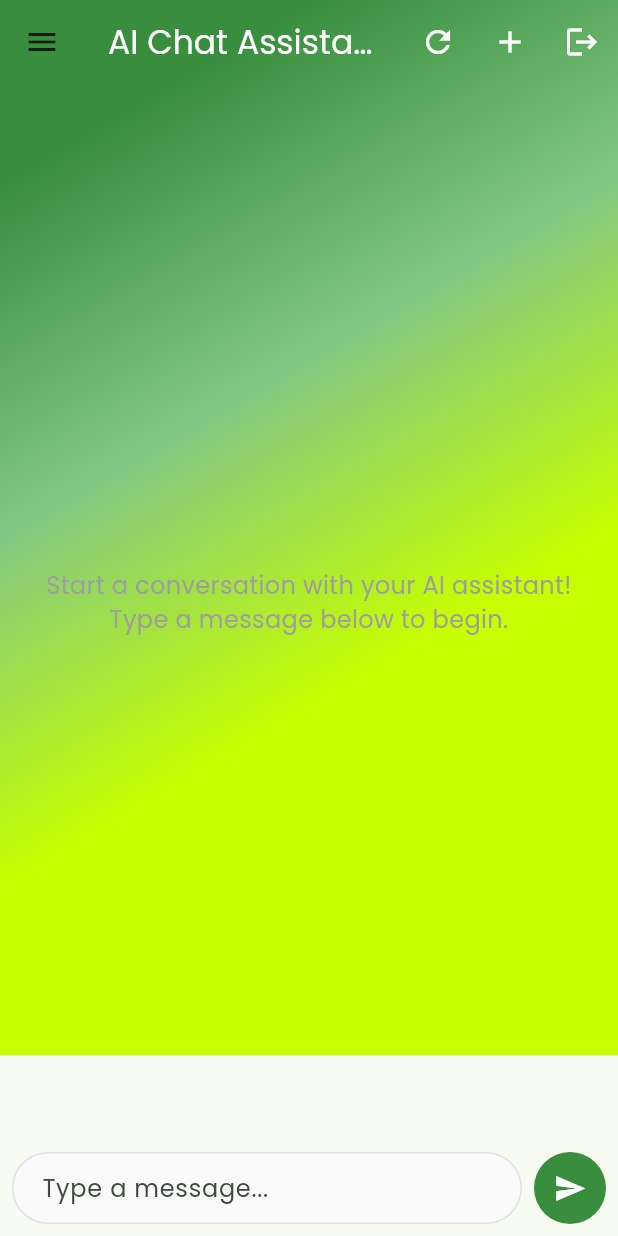
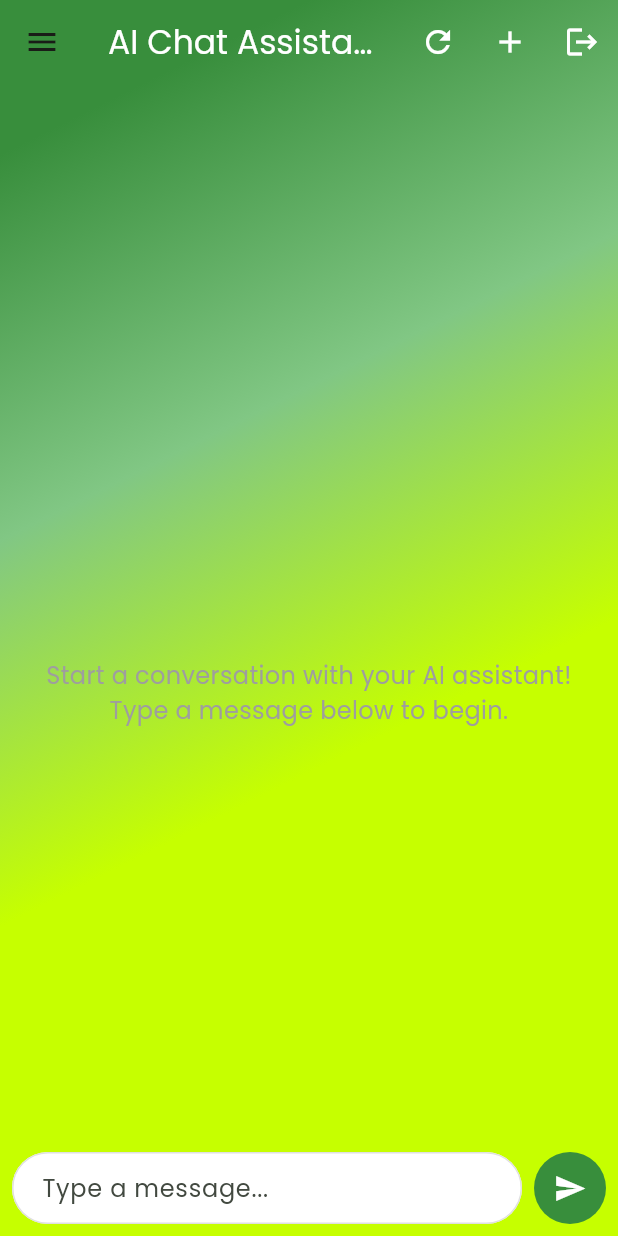
Before and after one commit to Ritesh-251/chat-app1, a Flutter app: the ChatScreen screen opened by its route, on a phone screen of 412 x 824 dp. Run offline on Flutter 3.47's test engine with Material 3 defaults, Android fonts, the phone set to English and light mode, and no system bars; our stand-ins replace animate_do, firebase_core, firebase_messaging, flutter_local_notifications, flutter_markdown, google_fonts and 2 more; accounts and stored records are empty; network calls fail; statements that could not run were skipped.

Commit message:
fixed extra space issue

```diff
--- a/frontend/lib/screens/chat_screen.dart
+++ b/frontend/lib/screens/chat_screen.dart
@@ -29,6 +29,7 @@ class _ChatScreenState extends State<ChatScreen> {
   String _currentStreamingText = ''; // Track streaming AI response
 
   bool _appUsageConsent = false;
+
 
   // Stream subscriptions for proper disposal
   StreamSubscription? _streamingMessageSubscription;
@@ -208,7 +209,19 @@ class _ChatScreenState extends State<ChatScreen> {
     _controller.clear();
     setState(() {
       _isLoading = true;
+    }
+    );
+
+    WidgetsBinding.instance.addPostFrameCallback((_) {
+  if (_scrollController.hasClients) {
+    _scrollController.animateTo(
+      _scrollController.position.maxScrollExtent,
+      duration: const Duration(milliseconds: 300),
+      curve: Curves.easeOut,
+    );
+  }
 });
+
 
     try {
       final aiResponse = await _chatService.sendMessage(text);
@@ -310,22 +323,11 @@ class _ChatScreenState extends State<ChatScreen> {
   }
 
   Widget _buildChatInputBar() {
-    return Container(
-      decoration: BoxDecoration(
-        color: Colors.transparent, // Consistent with gradient background
-        border: Border(
-          top: BorderSide(
-            color: Colors.white.withOpacity(0.3),
-            width: 0.5,
-          ),
-        ),
-      ),
-      child: SafeArea(
+  return SafeArea(
     child: Padding(
       padding: EdgeInsets.only(
         left: 8.0,
         right: 8.0,
-            top: 8.0,
         bottom: MediaQuery.of(context).viewInsets.bottom > 0 ? 8.0 : 8.0,
       ),
       child: Row(
@@ -343,7 +345,7 @@ class _ChatScreenState extends State<ChatScreen> {
                 decoration: InputDecoration(
                   hintText: "Type a message...",
                   filled: true,
-                      fillColor: Colors.grey.shade50,
+                  fillColor: Colors.white,  // 👈 back to clean white
                   contentPadding: const EdgeInsets.symmetric(
                       vertical: 12, horizontal: 16),
                   border: OutlineInputBorder(
@@ -356,7 +358,8 @@ class _ChatScreenState extends State<ChatScreen> {
                   ),
                   focusedBorder: OutlineInputBorder(
                     borderRadius: BorderRadius.circular(25),
-                        borderSide: const BorderSide(color: Color(0xFF3E6C42), width: 2),
+                    borderSide: const BorderSide(
+                        color: Color(0xFF3E6C42), width: 2),
                   ),
                 ),
                 minLines: 1,
@@ -373,7 +376,7 @@ class _ChatScreenState extends State<ChatScreen> {
           // Send button
           Container(
             decoration: BoxDecoration(
-                  color: Colors.green.shade700, // Using your app's green theme
+              color: Colors.green.shade700,
               shape: BoxShape.circle,
             ),
             child: IconButton(
@@ -393,11 +396,11 @@ class _ChatScreenState extends State<ChatScreen> {
         ],
       ),
     ),
-      ),
   );
 }
 
-  @override
+
+ /*@override
   Widget build(BuildContext context) {
     final messages = _chatService.messages;
 
@@ -507,16 +510,144 @@ class _ChatScreenState extends State<ChatScreen> {
                         dotColor: Color(0xFF3E6C42),
                       ),
                     ),
+
+                _buildChatInputBar(),
+
+
+
                 ],
               ),
             ),
           ),
           // Input area outside the gradient
-          _buildChatInputBar(),
+          //_buildChatInputBar(),
         ],
       ),
     );  // Close the Scaffold
+  }*/
+
+  @override
+Widget build(BuildContext context) {
+  final messages = _chatService.messages;
+
+  return Scaffold(
+    resizeToAvoidBottomInset: true,
+    extendBodyBehindAppBar: true,
+    appBar: AppBar(
+      backgroundColor: Colors.transparent,
+      elevation: 0,
+      title: Text(
+        _chatService.currentChatTitle ?? 'AI Chat Assistant',
+        style: const TextStyle(color: Colors.white),
+      ),
+      actions: [
+        IconButton(
+          icon: const Icon(Icons.refresh, color: Colors.white),
+          onPressed: _refreshConnection,
+        ),
+        IconButton(
+          icon: const Icon(Icons.add, color: Colors.white),
+          onPressed: _startNewChat,
+          tooltip: 'New Chat',
+        ),
+        IconButton(
+          icon: const Icon(Icons.logout, color: Colors.white),
+          onPressed: () async {
+            await AuthService.instance.signOut();
+            if (mounted) {
+              Navigator.pushReplacementNamed(context, LoginScreen.route);
             }
+          },
+        ),
+      ],
+    ),
+    drawer: ChatHistoryDrawer(
+      onChatSelected: _switchToChat,
+      onNewChat: _startNewChat,
+      onChatDeleted: _onChatDeleted,
+    ),
+    body: Stack(
+      children: [
+        // Messages + gradient
+        Container(
+          decoration: BoxDecoration(
+            gradient: LinearGradient(
+              begin: Alignment.topCenter,
+              colors: [
+                Colors.green.shade700,
+                Colors.green.shade300,
+                Colors.limeAccent.shade400,
+              ],
+            ),
+          ),
+          child: Column(
+            children: [
+              const SizedBox(height: 100), // for transparent AppBar offset
+              Expanded(
+                child: messages.isEmpty
+                    ? const Center(
+                        child: Text(
+                          'Start a conversation with your AI assistant!\nType a message below to begin.',
+                          textAlign: TextAlign.center,
+                          style: TextStyle(fontSize: 16, color: Colors.grey),
+                        ),
+                      )
+                    : ListView.builder(
+                        controller: _scrollController,
+                        padding: const EdgeInsets.all(12),
+                        itemCount:
+                            messages.length + (_chatService.isStreaming ? 1 : 0),
+                        itemBuilder: (context, index) {
+                          if (index < messages.length) {
+                            final msg = messages[index];
+                            final canDelete =
+                                _messageCanDelete[msg.id] ?? false;
+
+                            return ChatBubble(
+                              text: msg.text,
+                              fromUser: msg.isFromUser,
+                              messageId: msg.id,
+                              canDelete: canDelete,
+                              onDelete: canDelete
+                                  ? () => _deleteMessage(msg.id)
+                                  : null,
+                            );
+                          } else if (_chatService.isStreaming) {
+                            return ChatBubble(
+                              text: _currentStreamingText,
+                              fromUser: false,
+                              messageId: 'streaming',
+                              canDelete: false,
+                              isStreaming: _currentStreamingText.isNotEmpty,
+                              isTyping: _currentStreamingText.isEmpty,
+                            );
+                          }
+                          return const SizedBox.shrink();
+                        },
+                      ),
+              ),
+              if (_isLoading)
+                const Padding(
+                  padding: EdgeInsets.all(8.0),
+                  child: AIThinkingIndicator(
+                    message: 'AI is thinking...',
+                    dotColor: Color(0xFF3E6C42),
+                  ),
+                ),
+            ],
+          ),
+        ),
+
+        // Input bar pinned at bottom
+        Align(
+          alignment: Alignment.bottomCenter,
+          child: _buildChatInputBar(),
+        ),
+      ],
+    ),
+  );
+}
+
 
   @override
   void dispose() {
```
Also changed, not shown: 3 other files. Lines whose indentation alone changed are shown as unchanged.
